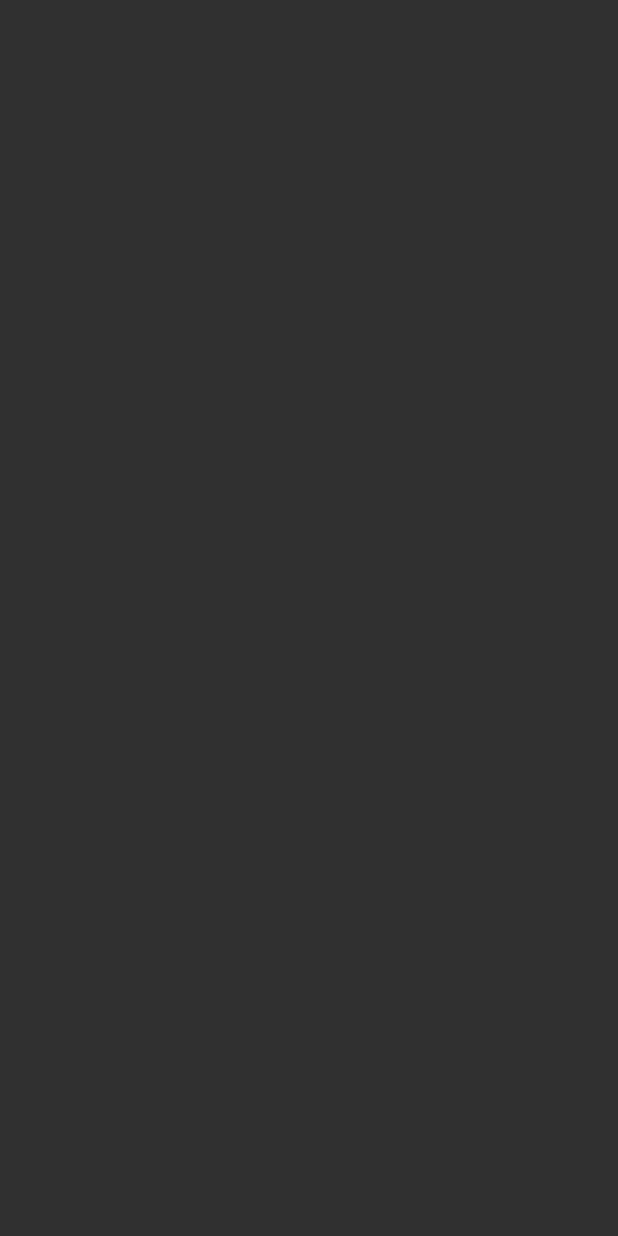
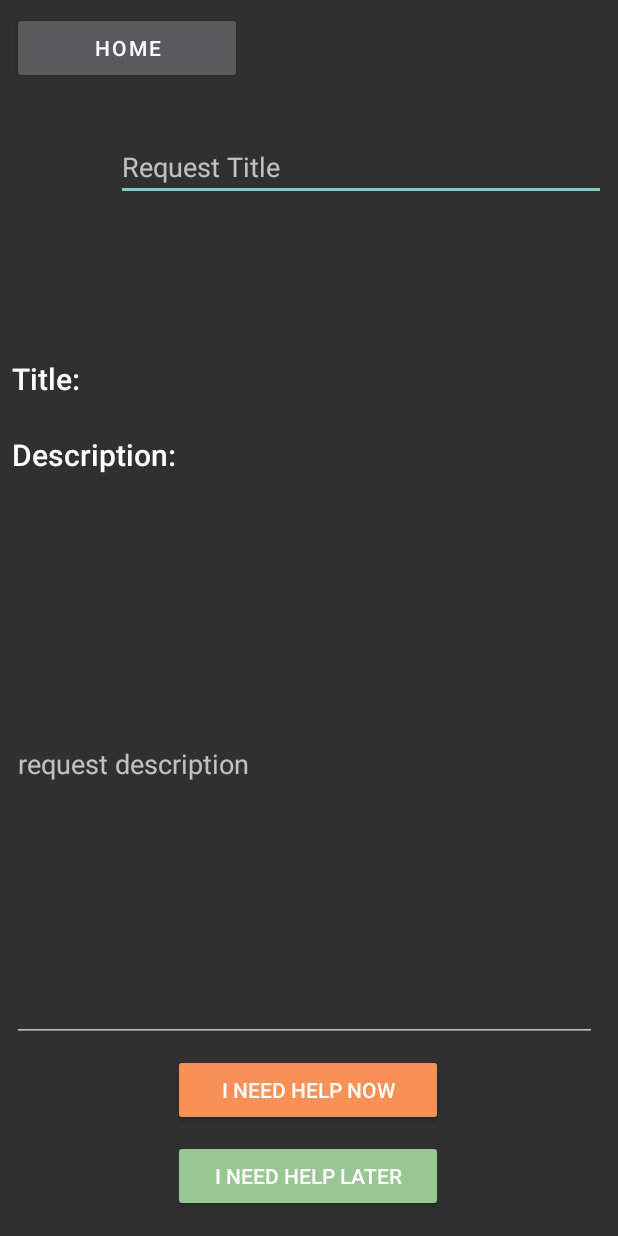
Before and after one commit to MaT1g3R/Halp, an Android app: the RequestSubmissionActivity screen opened directly, with no data from a screen before it, on a phone screen of 412 x 824 dp. Before the commit the screen is empty. Run offline under Robolectric (Android 15) with nearby library versions, the phone set to English and light mode, and no system bars.

Commit message:
Finish UI design for RequestSubmissionActivity

```diff
--- a/AndroidApp/app/src/main/res/layout/activity_request_submission.xml
+++ b/AndroidApp/app/src/main/res/layout/activity_request_submission.xml
@@ -6,4 +6,116 @@
     android:layout_height="match_parent"
     tools:context=".RequestSubmissionActivity">
 
+    <include
+        android:id="@+id/include"
+        layout="@layout/topbar_layout"
+        android:layout_width="0dp"
+        android:layout_height="wrap_content"
+        android:layout_marginStart="8dp"
+        android:layout_marginTop="8dp"
+        android:layout_marginEnd="8dp"
+        app:layout_constraintEnd_toEndOf="parent"
+        app:layout_constraintStart_toStartOf="parent"
+        app:layout_constraintTop_toTopOf="parent" />
+
+    <TextView
+        android:id="@+id/textView"
+        android:layout_width="61dp"
+        android:layout_height="41dp"
+        android:layout_marginStart="8dp"
+        android:layout_marginBottom="544dp"
+        android:text="@string/Title"
+        android:textAppearance="@android:style/TextAppearance.Material.Title"
+        app:layout_constraintBottom_toBottomOf="parent"
+        app:layout_constraintStart_toStartOf="parent" />
+
+    <TextView
+        android:id="@+id/textView2"
+        android:layout_width="wrap_content"
+        android:layout_height="wrap_content"
+        android:layout_marginStart="8dp"
+        android:layout_marginTop="8dp"
+        android:layout_marginEnd="8dp"
+        android:layout_marginBottom="8dp"
+        android:text="@string/description"
+        android:textAppearance="@android:style/TextAppearance.Material.Title"
+        app:layout_constraintBottom_toBottomOf="parent"
+        app:layout_constraintEnd_toEndOf="parent"
+        app:layout_constraintHorizontal_bias="0.0"
+        app:layout_constraintStart_toStartOf="parent"
+        app:layout_constraintTop_toBottomOf="@+id/textView"
+        app:layout_constraintVertical_bias="0.003" />
+
+    <EditText
+        android:id="@+id/editTextTitle"
+        android:layout_width="0dp"
+        android:layout_height="wrap_content"
+        android:layout_marginStart="8dp"
+        android:layout_marginTop="8dp"
+        android:layout_marginEnd="8dp"
+        android:layout_marginBottom="8dp"
+        android:autofillHints=""
+        android:ems="10"
+        android:hint="@string/request_title"
+        android:inputType="text"
+        app:layout_constraintBottom_toTopOf="@+id/editTextDescription"
+        app:layout_constraintEnd_toEndOf="parent"
+        app:layout_constraintHorizontal_bias="0.0"
+        app:layout_constraintStart_toEndOf="@+id/textView"
+        app:layout_constraintTop_toBottomOf="@+id/include"
+        app:layout_constraintVertical_bias="0.119" />
+
+    <EditText
+        android:id="@+id/editTextDescription"
+        android:layout_width="390dp"
+        android:layout_height="370dp"
+        android:layout_marginStart="8dp"
+        android:layout_marginTop="8dp"
+        android:layout_marginEnd="8dp"
+        android:layout_marginBottom="8dp"
+        android:ems="10"
+        android:hint="@string/request_description"
+        android:importantForAutofill="no"
+        android:inputType="textMultiLine"
+        app:layout_constraintBottom_toBottomOf="parent"
+        app:layout_constraintEnd_toEndOf="parent"
+        app:layout_constraintHorizontal_bias="0.0"
+        app:layout_constraintStart_toStartOf="parent"
+        app:layout_constraintTop_toBottomOf="@+id/textView2"
+        app:layout_constraintVertical_bias="0.0" />
+
+    <Button
+        android:id="@+id/buttonHelpNow"
+        android:layout_width="180dp"
+        android:layout_height="wrap_content"
+        android:layout_marginStart="8dp"
+        android:layout_marginTop="8dp"
+        android:layout_marginEnd="8dp"
+        android:layout_marginBottom="8dp"
+        android:backgroundTint="@color/base09"
+        android:text="@string/i_need_help_now"
+        app:layout_constraintBottom_toBottomOf="parent"
+        app:layout_constraintEnd_toEndOf="parent"
+        app:layout_constraintHorizontal_bias="0.497"
+        app:layout_constraintStart_toStartOf="parent"
+        app:layout_constraintTop_toBottomOf="@+id/editTextDescription"
+        app:layout_constraintVertical_bias="0.0" />
+
+    <Button
+        android:id="@+id/buttonHelpLater"
+        android:layout_width="180dp"
+        android:layout_height="wrap_content"
+        android:layout_marginStart="8dp"
+        android:layout_marginTop="8dp"
+        android:layout_marginEnd="8dp"
+        android:layout_marginBottom="8dp"
+        android:backgroundTint="@color/base0B"
+        android:text="@string/i_need_help_later"
+        app:layout_constraintBottom_toBottomOf="parent"
+        app:layout_constraintEnd_toEndOf="parent"
+        app:layout_constraintHorizontal_bias="0.497"
+        app:layout_constraintStart_toStartOf="parent"
+        app:layout_constraintTop_toBottomOf="@+id/buttonHelpNow"
+        app:layout_constraintVertical_bias="0.111" />
+
 </android.support.constraint.ConstraintLayout>
--- a/AndroidApp/app/src/main/res/values/strings.xml
+++ b/AndroidApp/app/src/main/res/values/strings.xml
@@ -17,4 +17,11 @@
     <string name="profile_picture">Profile Picture</string>
     <string name="current_requests">Current Requests</string>
     <string name="post_a_new_request">Post a new Request</string>
+    <string name="Title">Title:</string>
+    <string name="reqeust_title">Reqeust Title</string>
+    <string name="description">Description:</string>
+    <string name="request_description">request description</string>
+    <string name="i_need_help_now">I Need Help Now</string>
+    <string name="i_need_help_later">I Need Help Later</string>
+    <string name="request_title">Request Title</string>
 </resources>
```
